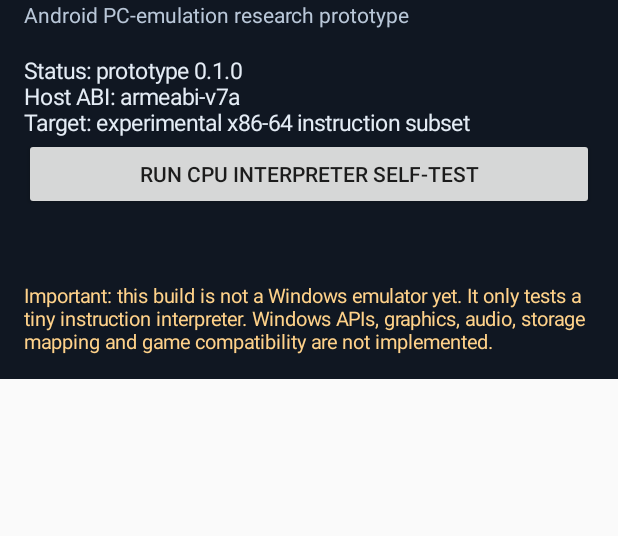
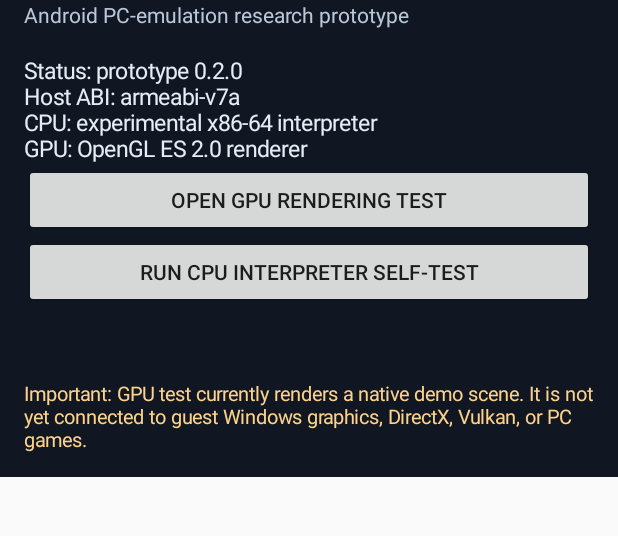
Before and after one commit to suksesjt12-source/AsterPc, an Android app: the screen it shows after launch (MainActivity), on a phone screen of 412 x 824 dp, the part 85-621 px from its top. Run offline under Robolectric (Android 15) with nearby library versions, the phone set to English and light mode, and no system bars; 2 statements that could not run were skipped.

Commit message:
Add GPU rendering test entry point

```diff
--- a/app/src/main/java/com/asterpc/MainActivity.java
+++ b/app/src/main/java/com/asterpc/MainActivity.java
@@ -1,9 +1,9 @@
 package com.asterpc;
 
 import android.app.Activity;
+import android.content.Intent;
 import android.os.Bundle;
 import android.graphics.Typeface;
-import android.view.Gravity;
 import android.widget.Button;
 import android.widget.LinearLayout;
 import android.widget.ScrollView;
@@ -36,11 +36,16 @@ public class MainActivity extends Activity {
         root.addView(subtitle);
 
         TextView status = new TextView(this);
-        status.setText("\nStatus: prototype 0.1.0\nHost ABI: " + android.os.Build.SUPPORTED_ABIS[0]
-                + "\nTarget: experimental x86-64 instruction subset");
+        status.setText("\nStatus: prototype 0.2.0\nHost ABI: " + android.os.Build.SUPPORTED_ABIS[0]
+                + "\nCPU: experimental x86-64 interpreter\nGPU: OpenGL ES 2.0 renderer");
         status.setTextColor(0xFFE4ECF5);
         status.setTextSize(15);
         root.addView(status);
+
+        Button gpu = new Button(this);
+        gpu.setText("Open GPU rendering test");
+        root.addView(gpu);
+        gpu.setOnClickListener(v -> startActivity(new Intent(this, GpuActivity.class)));
 
         Button test = new Button(this);
         test.setText("Run CPU interpreter self-test");
@@ -54,7 +59,7 @@ public class MainActivity extends Activity {
         root.addView(output);
 
         TextView warning = new TextView(this);
-        warning.setText("\nImportant: this build is not a Windows emulator yet. It only tests a tiny instruction interpreter. Windows APIs, graphics, audio, storage mapping and game compatibility are not implemented.");
+        warning.setText("\nImportant: GPU test currently renders a native demo scene. It is not yet connected to guest Windows graphics, DirectX, Vulkan, or PC games.");
         warning.setTextColor(0xFFFFD28A);
         warning.setTextSize(13);
         root.addView(warning);
```
